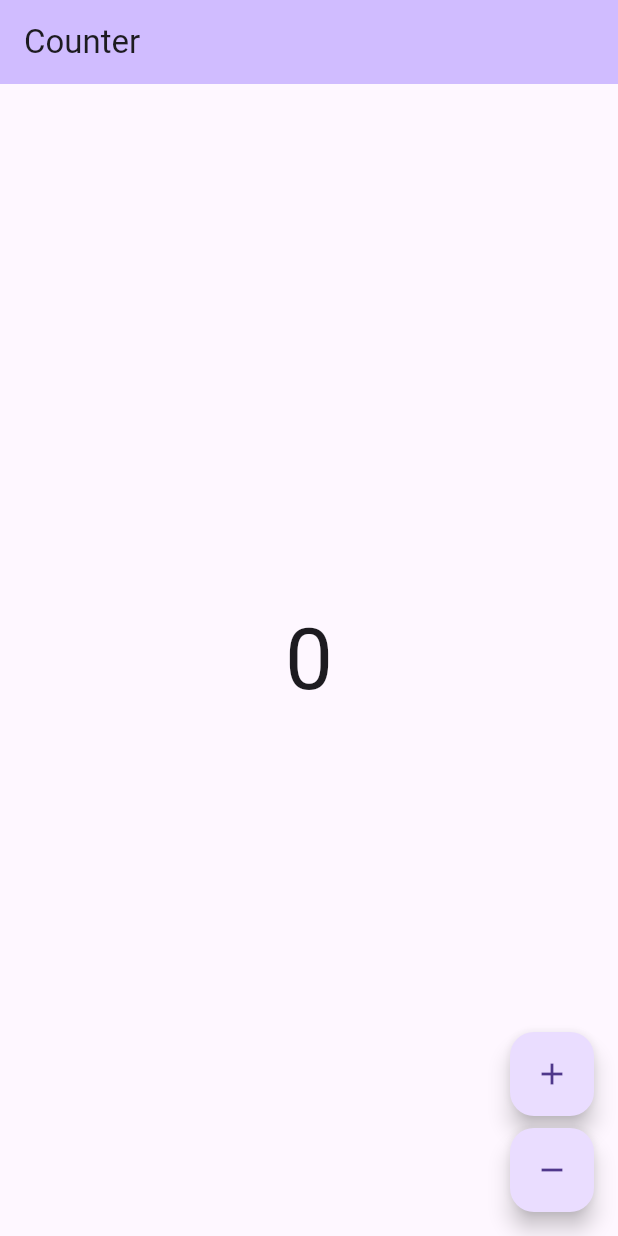
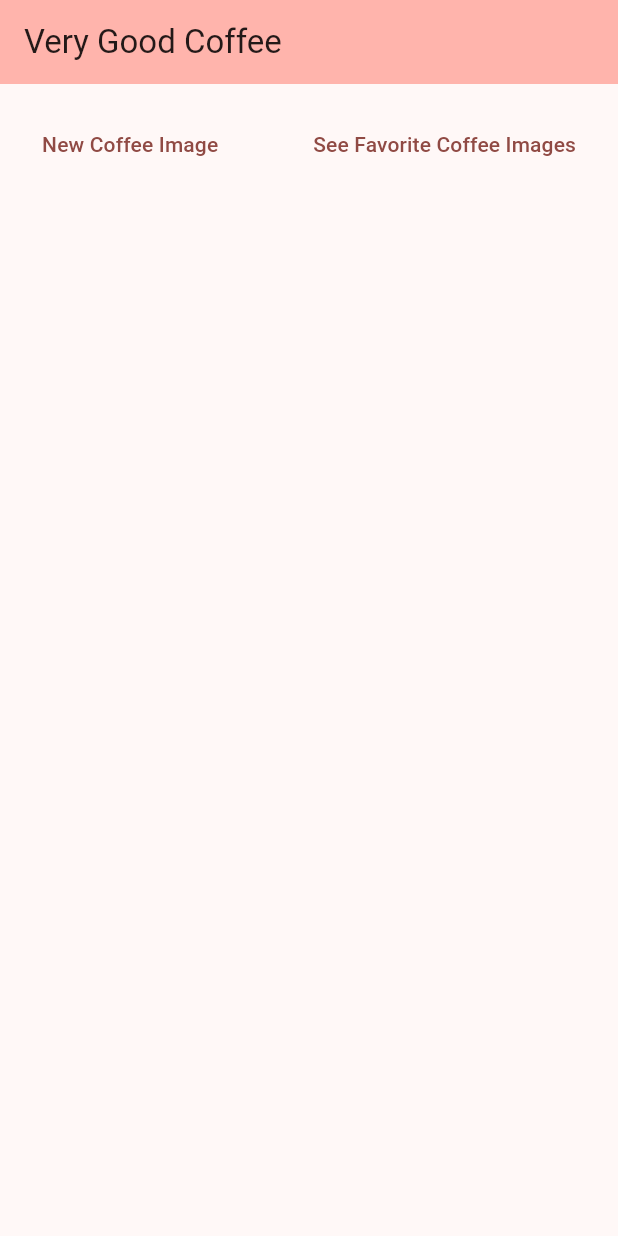
Before and after one commit to driels97/very_good_coffee, a Flutter app: the screen it shows after launch, on a phone screen of 412 x 824 dp. Run offline on Flutter 3.47's test engine with Material 3 defaults, Android fonts, the phone set to English and light mode, and no system bars; our stand-ins replace bloc, flutter_bloc; generated files the repository leaves out were written again.

Commit message:
feature: adds not functional buttons to home screen

```diff
--- a/lib/app/app.dart
+++ b/lib/app/app.dart
@@ -1 +1,26 @@
-export 'view/app.dart';
+import 'package:flutter/material.dart';
+import 'package:very_good_coffee/app/ui/app_colors.dart';
+import 'package:very_good_coffee/features/coffee/coffee.dart';
+import 'package:very_good_coffee/l10n/l10n.dart';
+
+class App extends StatelessWidget {
+  const App({super.key});
+
+  @override
+  Widget build(BuildContext context) {
+    final colorScheme = ColorScheme.fromSeed(seedColor: AppColors.kBrownCoffee);
+
+    return MaterialApp(
+      theme: ThemeData(
+        appBarTheme: AppBarTheme(
+          backgroundColor: colorScheme.inversePrimary,
+        ),
+        useMaterial3: true,
+        colorScheme: colorScheme,
+      ),
+      localizationsDelegates: AppLocalizations.localizationsDelegates,
+      supportedLocales: AppLocalizations.supportedLocales,
+      home: const HomeScreen(),
+    );
+  }
+}
--- /dev/null
+++ b/lib/app/ui/app_colors.dart
@@ -0,0 +1,5 @@
+import 'package:flutter/material.dart';
+
+abstract class AppColors {
+  static const Color kBrownCoffee = Color(0xFF4A2C29);
+}
--- a/lib/app/view/app.dart
+++ /dev/null
@@ -1,22 +0,0 @@
-import 'package:flutter/material.dart';
-import 'package:very_good_coffee/counter/counter.dart';
-import 'package:very_good_coffee/l10n/l10n.dart';
-
-class App extends StatelessWidget {
-  const App({super.key});
-
-  @override
-  Widget build(BuildContext context) {
-    return MaterialApp(
-      theme: ThemeData(
-        appBarTheme: AppBarTheme(
-          backgroundColor: Theme.of(context).colorScheme.inversePrimary,
-        ),
-        useMaterial3: true,
-      ),
-      localizationsDelegates: AppLocalizations.localizationsDelegates,
-      supportedLocales: AppLocalizations.supportedLocales,
-      home: const CounterPage(),
-    );
-  }
-}
--- a/lib/counter/counter.dart
+++ /dev/null
@@ -1,2 +0,0 @@
-export 'cubit/counter_cubit.dart';
-export 'view/counter_page.dart';
--- a/lib/counter/view/counter_page.dart
+++ /dev/null
@@ -1,55 +0,0 @@
-import 'package:flutter/material.dart';
-import 'package:flutter_bloc/flutter_bloc.dart';
-import 'package:very_good_coffee/counter/counter.dart';
-import 'package:very_good_coffee/l10n/l10n.dart';
-
-class CounterPage extends StatelessWidget {
-  const CounterPage({super.key});
-
-  @override
-  Widget build(BuildContext context) {
-    return BlocProvider(
-      create: (_) => CounterCubit(),
-      child: const CounterView(),
-    );
-  }
-}
-
-class CounterView extends StatelessWidget {
-  const CounterView({super.key});
-
-  @override
-  Widget build(BuildContext context) {
-    final l10n = context.l10n;
-    return Scaffold(
-      appBar: AppBar(title: Text(l10n.counterAppBarTitle)),
-      body: const Center(child: CounterText()),
-      floatingActionButton: Column(
-        mainAxisAlignment: MainAxisAlignment.end,
-        crossAxisAlignment: CrossAxisAlignment.end,
-        children: [
-          FloatingActionButton(
-            onPressed: () => context.read<CounterCubit>().increment(),
-            child: const Icon(Icons.add),
-          ),
-          const SizedBox(height: 8),
-          FloatingActionButton(
-            onPressed: () => context.read<CounterCubit>().decrement(),
-            child: const Icon(Icons.remove),
-          ),
-        ],
-      ),
-    );
-  }
-}
-
-class CounterText extends StatelessWidget {
-  const CounterText({super.key});
-
-  @override
-  Widget build(BuildContext context) {
-    final theme = Theme.of(context);
-    final count = context.select((CounterCubit cubit) => cubit.state);
-    return Text('$count', style: theme.textTheme.displayLarge);
-  }
-}
--- /dev/null
+++ b/lib/features/coffee/coffee.dart
@@ -0,0 +1,2 @@
+export 'cubit/coffee_cubit.dart';
+export 'screens/home_screen.dart';
--- a/lib/counter/cubit/counter_cubit.dart
+++ b/lib/features/coffee/cubit/coffee_cubit.dart
@@ -1,7 +1,7 @@
 import 'package:bloc/bloc.dart';
 
-class CounterCubit extends Cubit<int> {
-  CounterCubit() : super(0);
+class CoffeeCubit extends Cubit<int> {
+  CoffeeCubit() : super(0);
 
   void increment() => emit(state + 1);
   void decrement() => emit(state - 1);
--- /dev/null
+++ b/lib/features/coffee/screens/home_screen.dart
@@ -0,0 +1,39 @@
+import 'package:flutter/material.dart';
+import 'package:flutter_bloc/flutter_bloc.dart';
+import 'package:very_good_coffee/features/coffee/coffee.dart';
+import 'package:very_good_coffee/l10n/l10n.dart';
+
+class HomeScreen extends StatelessWidget {
+  const HomeScreen({super.key});
+
+  @override
+  Widget build(BuildContext context) {
+    final l10n = context.l10n;
+
+    return BlocProvider(
+      create: (_) => CoffeeCubit(),
+      child: Scaffold(
+        appBar: AppBar(
+          title: Text(l10n.appBarTitle),
+        ),
+        body: Padding(
+          padding: const EdgeInsets.all(16),
+          child: Row(
+            mainAxisAlignment: MainAxisAlignment.spaceBetween,
+            children: [
+              TextButton(
+                onPressed: () {},
+                child: Text(l10n.newCoffeeButton),
+              ),
+              const SizedBox(height: 16),
+              TextButton(
+                onPressed: () {},
+                child: Text(l10n.favoriteCoffeesButton),
+              ),
+            ],
+          ),
+        ),
+      ),
+    );
+  }
+}
--- a/lib/l10n/arb/app_en.arb
+++ b/lib/l10n/arb/app_en.arb
@@ -1,7 +1,15 @@
 {
     "@@locale": "en",
-    "counterAppBarTitle": "Counter",
-    "@counterAppBarTitle": {
-        "description": "Text shown in the AppBar of the Counter Page"
+    "appBarTitle": "Very Good Coffee",
+    "@appBarTitle": {
+        "description": "Text shown in the AppBar of the app"
+    },
+    "newCoffeeButton": "New Coffee Image",
+    "@newCoffeeButton": {
+        "description": "Text shown on a button in the home screen that makes a new coffee image be displayed"
+    },
+    "favoriteCoffeesButton": "See Favorite Coffee Images",
+    "@favoriteCoffeesButton": {
+        "description": "Text shown on a button in the home screen that makes the favorite coffees screen be displayed"
     }
 }
```
Also changed, not shown: lib/l10n/arb/app_es.arb (deleted, +0 -7 lines), 5 other files.
